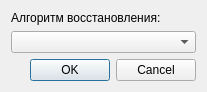
This is ip-phone-van/dialog_packetrecovery.ui in Warchant/ip-phone as Qt 5 draws it before an edit. The edited form follows.
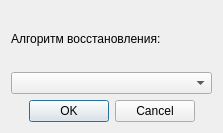
This is the edited form. Icons and pictures are not drawn.

Commit message: from ubuntu: fixed sizeof(long) bug, fixed size of ui

```diff
--- a/ip-phone-van/dialog_packetrecovery.ui
+++ b/ip-phone-van/dialog_packetrecovery.ui
@@ -6,8 +6,8 @@
    <rect>
     <x>0</x>
     <y>0</y>
-    <width>207</width>
-    <height>92</height>
+    <width>223</width>
+    <height>133</height>
    </rect>
   </property>
   <property name="windowTitle">
@@ -39,6 +39,9 @@
      <property name="standardButtons">
       <set>QDialogButtonBox::Cancel|QDialogButtonBox::Ok</set>
      </property>
+     <property name="centerButtons">
+      <bool>true</bool>
+     </property>
     </widget>
    </item>
   </layout>
```
The commit also changes 4 other files.
